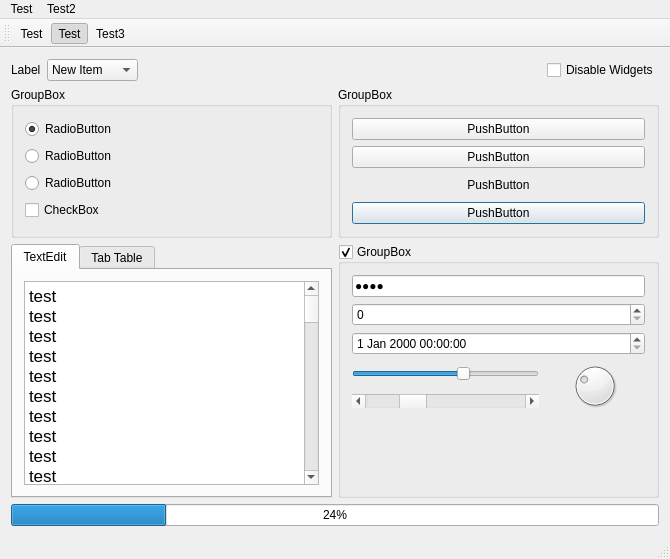
This is mainwindow.ui in Jorgen-VikingGod/Qt-Frameless-Window-DarkStyle as Qt 5 draws it before an edit. The edited form follows.
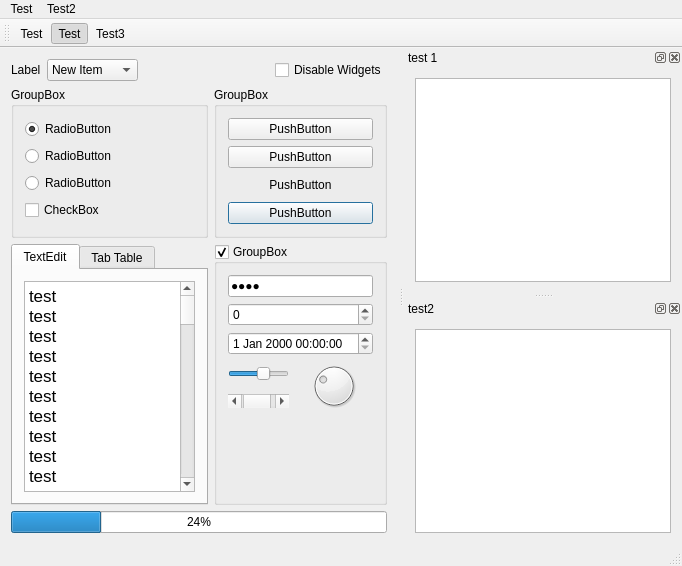
This is the edited form. The open tabs and pages were chosen to show the change.

The edit to the form file:
```diff
--- a/mainwindow.ui
+++ b/mainwindow.ui
@@ -6,8 +6,8 @@
    <rect>
     <x>0</x>
     <y>0</y>
-    <width>670</width>
-    <height>559</height>
+    <width>682</width>
+    <height>566</height>
    </rect>
   </property>
   <property name="windowTitle">
@@ -185,8 +185,8 @@
            <string>&lt;!DOCTYPE HTML PUBLIC &quot;-//W3C//DTD HTML 4.0//EN&quot; &quot;http://www.w3.org/TR/REC-html40/strict.dtd&quot;&gt;
 &lt;html&gt;&lt;head&gt;&lt;meta name=&quot;qrichtext&quot; content=&quot;1&quot; /&gt;&lt;style type=&quot;text/css&quot;&gt;
 p, li { white-space: pre-wrap; }
-&lt;/style&gt;&lt;/head&gt;&lt;body style=&quot; font-family:'MS Shell Dlg 2'; font-size:8.25pt; font-weight:400; font-style:normal;&quot;&gt;
-&lt;p style=&quot; margin-top:0px; margin-bottom:0px; margin-left:0px; margin-right:0px; -qt-block-indent:0; text-indent:0px;&quot;&gt;&lt;span style=&quot; font-family:'.SF NS Text'; font-size:13pt;&quot;&gt;test&lt;br /&gt;test&lt;br /&gt;test&lt;br /&gt;test&lt;br /&gt;test&lt;br /&gt;test&lt;br /&gt;test&lt;br /&gt;test&lt;br /&gt;test&lt;br /&gt;test&lt;br /&gt;test&lt;br /&gt;test&lt;br /&gt;test&lt;br /&gt;test&lt;br /&gt;test&lt;br /&gt;test&lt;br /&gt;test&lt;br /&gt;test&lt;br /&gt;test&lt;br /&gt;test&lt;br /&gt;test&lt;br /&gt;test&lt;br /&gt;test&lt;br /&gt;test&lt;br /&gt;test&lt;br /&gt;test&lt;br /&gt;test&lt;br /&gt;test&lt;br /&gt;test&lt;br /&gt;test&lt;br /&gt;test&lt;br /&gt;test&lt;br /&gt;test&lt;br /&gt;test&lt;br /&gt;test&lt;br /&gt;test&lt;br /&gt;test&lt;br /&gt;test&lt;br /&gt;test&lt;br /&gt;test&lt;br /&gt;test&lt;br /&gt;test&lt;br /&gt;test&lt;br /&gt;test&lt;br /&gt;test&lt;br /&gt;test&lt;br /&gt;test&lt;br /&gt;test&lt;br /&gt;test&lt;br /&gt;test&lt;br /&gt;test&lt;br /&gt;test&lt;br /&gt;test&lt;br /&gt;test&lt;br /&gt;test&lt;br /&gt;test&lt;br /&gt;test&lt;br /&gt;test&lt;br /&gt;test&lt;br /&gt;test&lt;br /&gt;test&lt;br /&gt;test&lt;br /&gt;test&lt;br /&gt;test&lt;br /&gt;test&lt;br /&gt;test&lt;br /&gt;&lt;/span&gt;&lt;/p&gt;&lt;/body&gt;&lt;/html&gt;</string>
+&lt;/style&gt;&lt;/head&gt;&lt;body style=&quot; font-family:'.SF NS Text'; font-size:13pt; font-weight:400; font-style:normal;&quot;&gt;
+&lt;p style=&quot; margin-top:0px; margin-bottom:0px; margin-left:0px; margin-right:0px; -qt-block-indent:0; text-indent:0px;&quot;&gt;test&lt;br /&gt;test&lt;br /&gt;test&lt;br /&gt;test&lt;br /&gt;test&lt;br /&gt;test&lt;br /&gt;test&lt;br /&gt;test&lt;br /&gt;test&lt;br /&gt;test&lt;br /&gt;test&lt;br /&gt;test&lt;br /&gt;test&lt;br /&gt;test&lt;br /&gt;test&lt;br /&gt;test&lt;br /&gt;test&lt;br /&gt;test&lt;br /&gt;test&lt;br /&gt;test&lt;br /&gt;test&lt;br /&gt;test&lt;br /&gt;test&lt;br /&gt;test&lt;br /&gt;test&lt;br /&gt;test&lt;br /&gt;test&lt;br /&gt;test&lt;br /&gt;test&lt;br /&gt;test&lt;br /&gt;test&lt;br /&gt;test&lt;br /&gt;test&lt;br /&gt;test&lt;br /&gt;test&lt;br /&gt;test&lt;br /&gt;test&lt;br /&gt;test&lt;br /&gt;test&lt;br /&gt;test&lt;br /&gt;test&lt;br /&gt;test&lt;br /&gt;test&lt;br /&gt;test&lt;br /&gt;test&lt;br /&gt;test&lt;br /&gt;test&lt;br /&gt;test&lt;br /&gt;test&lt;br /&gt;test&lt;br /&gt;test&lt;br /&gt;test&lt;br /&gt;test&lt;br /&gt;test&lt;br /&gt;test&lt;br /&gt;test&lt;br /&gt;test&lt;br /&gt;test&lt;br /&gt;test&lt;br /&gt;test&lt;br /&gt;test&lt;br /&gt;test&lt;br /&gt;test&lt;br /&gt;test&lt;br /&gt;test&lt;br /&gt;test&lt;br /&gt;&lt;/p&gt;&lt;/body&gt;&lt;/html&gt;</string>
           </property>
          </widget>
         </item>
@@ -402,8 +402,8 @@
     <rect>
      <x>0</x>
      <y>0</y>
-     <width>670</width>
-     <height>20</height>
+     <width>682</width>
+     <height>22</height>
     </rect>
    </property>
    <widget class="QMenu" name="menuTest">
@@ -443,6 +443,36 @@
    <addaction name="actionTest3"/>
   </widget>
   <widget class="QStatusBar" name="statusBar"/>
+  <widget class="QDockWidget" name="dockWidget">
+   <property name="windowTitle">
+    <string>test 1</string>
+   </property>
+   <attribute name="dockWidgetArea">
+    <number>2</number>
+   </attribute>
+   <widget class="QWidget" name="dockWidgetContents">
+    <layout class="QVBoxLayout" name="verticalLayout_5">
+     <item>
+      <widget class="QTextBrowser" name="textBrowser"/>
+     </item>
+    </layout>
+   </widget>
+  </widget>
+  <widget class="QDockWidget" name="dockWidget_2">
+   <property name="windowTitle">
+    <string>test2</string>
+   </property>
+   <attribute name="dockWidgetArea">
+    <number>2</number>
+   </attribute>
+   <widget class="QWidget" name="dockWidgetContents_2">
+    <layout class="QVBoxLayout" name="verticalLayout_6">
+     <item>
+      <widget class="QTextEdit" name="textEdit_2"/>
+     </item>
+    </layout>
+   </widget>
+  </widget>
   <action name="actionTest">
    <property name="text">
     <string>Test</string>
```
